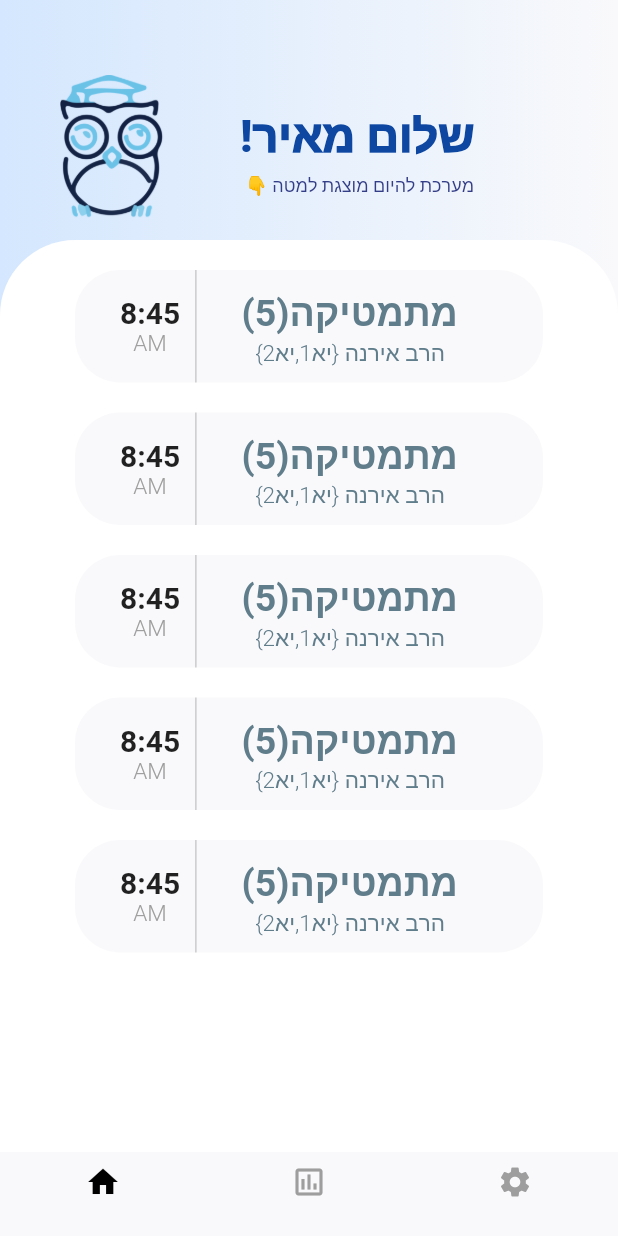
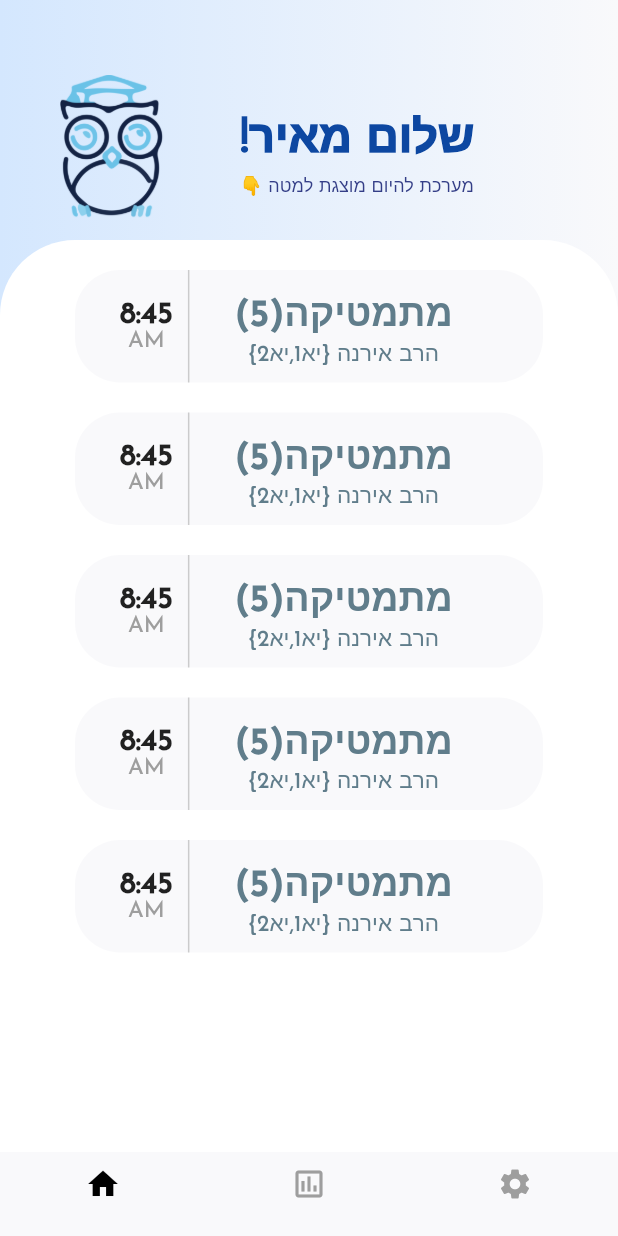
Before and after one commit to palladidrago/Sharpie, a Flutter app: the screen it shows after launch, after a tap on "Submit", on a phone screen of 412 x 824 dp. Run offline on Flutter 3.47's test engine with Material 2 defaults, Android fonts, the phone set to English and light mode, and no system bars; our stand-ins replace flutter_secure_storage, shared_preferences, splashscreen; missing offline and left inert: requests, simple_mashovapi, webfeed.

Commit message:
Code clean up

```diff
--- a/lib/screens/home.dart
+++ b/lib/screens/home.dart
@@ -22,6 +22,12 @@ class _HomePageState extends State<HomePage> {
     List<int> lessons = [1, 2, 3, 4, 5];
     int _selectedIndex = 0; // for navbar
     return MaterialApp(
+      title: "Home",
+      theme: ThemeData(
+        fontFamily: "Josefin",
+        scaffoldBackgroundColor: Colors.red[300],
+      ),
+      debugShowCheckedModeBanner: false,
       home: Scaffold(
         body: Stack(
           children: <Widget>[
@@ -178,6 +184,7 @@ class _HomePageState extends State<HomePage> {
           selectedItemColor: Colors.black,
           currentIndex: _selectedIndex,
           onTap: (int index) {
+            print("hello");
             setState(() {
               _selectedIndex = index;
             });
```
Also changed, not shown: pubspec.lock, 1 other file.
